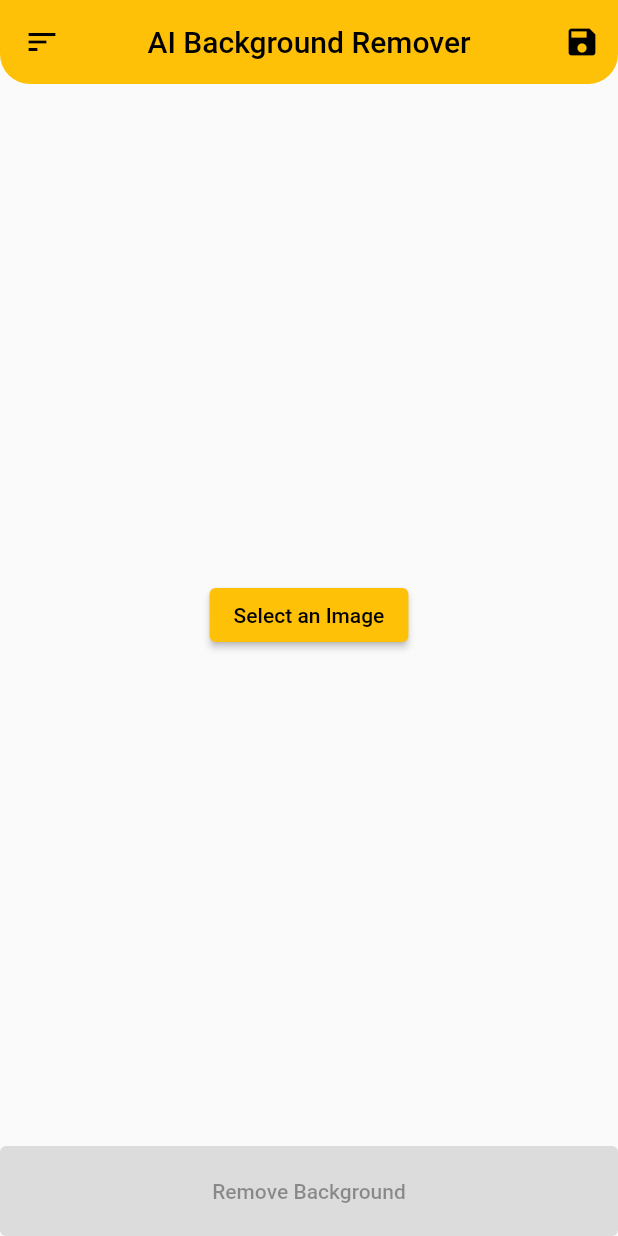
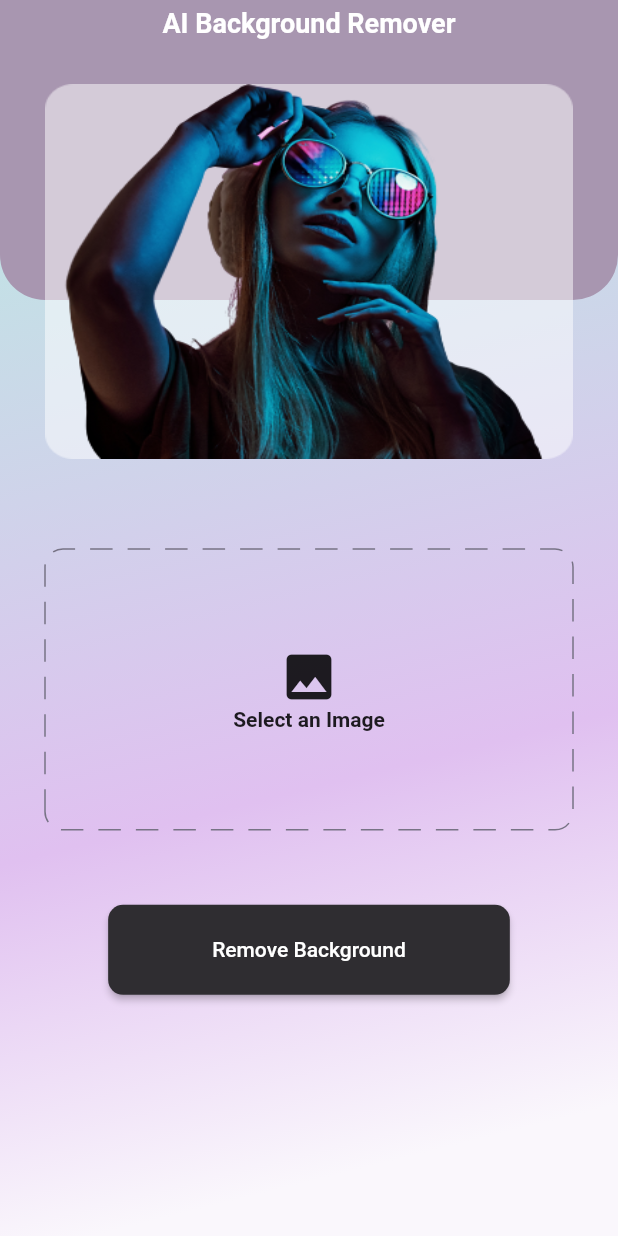
Before and after one commit to MariaNazir692/Background-Remover-App, a Flutter app: the screen it shows after launch, after a tap on "Select an Image", on a phone screen of 412 x 824 dp. Run offline on Flutter 3.47's test engine with Material 2 defaults, Android fonts, the phone set to English and light mode, and no system bars; drawn by our look-alikes of dotted_border; our stand-ins replace fluttertoast, image_gallery_saver, image_picker, permission_handler, share_plus.

Commit message:
Background Remover

```diff
--- a/lib/main.dart
+++ b/lib/main.dart
@@ -1,5 +1,6 @@
 import 'package:flutter/material.dart';
-import 'package:remove_bg/view/homescreen.dart';
+import 'package:remove_bg/utills/string.dart';
+import 'package:remove_bg/view/splash_screen.dart';
 
 void main() {
   runApp(const MyApp());
@@ -11,12 +12,12 @@ class MyApp extends StatelessWidget {
   @override
   Widget build(BuildContext context) {
     return MaterialApp(
-      title: 'Backgruond Remover',
+      title: appName,
       debugShowCheckedModeBanner: false,
       theme: ThemeData(
         primarySwatch: Colors.amber,
       ),
-     home: const HomeScreen(),
+     home: const SplashScreen(),
     );
   }
 }
--- a/lib/repository/api_url.dart
+++ b/lib/repository/api_url.dart
@@ -18,9 +18,6 @@ class ApiUrl{
       print("Failed to fatch");
       return null;
     }
-
-
-
   }
 
 }
--- /dev/null
+++ b/lib/utills/color.dart
@@ -0,0 +1,11 @@
+import 'package:flutter/material.dart';
+
+const Color firstGradientClr=Color.fromRGBO(193,227,229,1);
+const Color secondGradientClr=Color.fromRGBO(224,192,240,1);
+const Color thirdGradientClr=Color.fromRGBO(197,191,221,1);
+const Color forthGradientClr=Color.fromRGBO(250,247,252,1);
+const Color btn1Clr=Color.fromRGBO(47,45,49,1);
+const Color appBarClr=Color.fromRGBO(168,150,176,1);
+const Color borderClr=Color.fromRGBO(119,115,133,1);
+const Color btn2Clr=Color.fromRGBO(152,65,193,1);
+const Color circleClr=Color.fromRGBO(50,186,124,1);
--- /dev/null
+++ b/lib/utills/string.dart
@@ -0,0 +1,8 @@
+const appName="AI Background Remover";
+const  welcome="WELCOME";
+const toApp="To AI Background Remover";
+const removeBg="Remove Background";
+const selectImg="Select an Image";
+const bg_removed="Background Removed";
+const save= "Save to Gallery";
+const share= "Share Image";
--- /dev/null
+++ b/lib/view/home_screen.dart
@@ -0,0 +1,229 @@
+import 'dart:async';
+import 'dart:io';
+import 'package:dotted_border/dotted_border.dart';
+import 'package:flutter/foundation.dart';
+import 'package:flutter/material.dart';
+import 'package:fluttertoast/fluttertoast.dart';
+import 'package:image_picker/image_picker.dart';
+import 'package:remove_bg/utills/color.dart';
+import 'package:remove_bg/utills/string.dart';
+import 'package:remove_bg/view/result_screen.dart';
+
+import '../repository/api_url.dart';
+
+class HomePage extends StatefulWidget {
+  const HomePage({Key? key}) : super(key: key);
+
+  @override
+  State<HomePage> createState() => _HomePageState();
+}
+
+class _HomePageState extends State<HomePage> {
+  String imgPath = '';
+  Uint8List? image;
+  bool imgPicked = false;
+  bool isloading=false;
+
+  pickImg() async {
+    final img = await ImagePicker()
+        .pickImage(source: ImageSource.gallery, imageQuality: 100);
+    if (img != null) {
+      imgPath = img.path;
+      imgPicked = true;
+      setState(() {});
+    } else {
+      if (kDebugMode) {
+        print("Image not picked");
+      }
+    }
+  }
+
+  @override
+  void initState() {
+    super.initState();
+    Timer.periodic(const Duration(seconds: 3), (timer) {
+      final isLastindex = index == widgets.length - 1;
+      setState(() => index = isLastindex ? 0 : index + 1);
+    });
+  }
+
+  int index = 0;
+  final widgets = [
+    Image.asset(
+      "assets/images/pic.png",
+      width: double.infinity,
+      height: 250,
+      fit: BoxFit.fill,
+      key: const Key('1'),
+    ),
+    Image.asset(
+      "assets/images/img.png",
+      width: double.infinity,
+      height: 250,
+      fit: BoxFit.fill,
+      key: const Key('2'),
+    )
+  ];
+
+  @override
+  Widget build(BuildContext context) {
+    return SafeArea(
+      child: Scaffold(
+        body: Container(
+          width: double.infinity,
+          height: double.infinity,
+          decoration: const BoxDecoration(
+            gradient: LinearGradient(
+              begin: Alignment.topCenter,
+              end: Alignment.bottomRight,
+              colors: [firstGradientClr, secondGradientClr, forthGradientClr],
+              tileMode: TileMode.clamp,
+              stops: [
+                0.1,
+                0.6,
+                0.9,
+              ],
+            ),
+          ),
+          child: Column(
+            children: [
+              Stack(
+                children: [
+                  Container(
+                    width: double.infinity,
+                    height: 200,
+                    decoration: const BoxDecoration(
+                        color: appBarClr,
+                        borderRadius: BorderRadius.only(
+                            bottomRight: Radius.circular(30),
+                            bottomLeft: Radius.circular(30))),
+                  ),
+                  Column(
+                    children: [
+                      const SizedBox(
+                        height: 5,
+                      ),
+                      const Center(
+                          child: Text(
+                        appName,
+                        style: TextStyle(
+                            color: Colors.white,
+                            fontWeight: FontWeight.bold,
+                            fontSize: 18),
+                      )),
+                      Container(
+                        padding: const EdgeInsets.all(30.0),
+                        child: AnimatedSwitcher(
+                          switchOutCurve: Curves.decelerate,
+                          switchInCurve: Curves.decelerate,
+                          duration: const Duration(milliseconds: 2000),
+                          reverseDuration: const Duration(milliseconds: 1000),
+                          transitionBuilder: (child, animation) =>
+                              FadeTransition(
+                            opacity: animation,
+                            child: child,
+                          ),
+                          child: widgets[index],
+                        ),
+                      )
+                    ],
+                  )
+                ],
+              ),
+              InkWell(
+                onTap: () {
+                  pickImg();
+                },
+                child: imgPicked
+                    ? Container(
+                        padding: const EdgeInsets.symmetric(horizontal: 30),
+                        height: MediaQuery.of(context).size.height * 0.30,
+                        width: double.infinity,
+                        decoration: BoxDecoration(
+                            borderRadius: BorderRadius.circular(30)),
+                        child: ClipRRect(
+                            borderRadius: BorderRadius.circular(30),
+                            child: Image.file(
+                              File(imgPath),
+                              fit: BoxFit.fill,
+                            )),
+                      )
+                    : Container(
+                        padding: const EdgeInsets.all(30),
+                        height: MediaQuery.of(context).size.height * 0.30,
+                        width: double.infinity,
+                        child: DottedBorder(
+                          borderType: BorderType.RRect,
+                          radius: const Radius.circular(12),
+                          color: borderClr,
+                          dashPattern: const [15, 10],
+                          child: Center(
+                            child: Column(
+                              mainAxisAlignment: MainAxisAlignment.center,
+                              crossAxisAlignment: CrossAxisAlignment.center,
+                              children: const [
+                                Icon(
+                                  Icons.image,
+                                  size: 40,
+                                ),
+                                Text(
+                                  selectImg,
+                                  style: TextStyle(fontWeight: FontWeight.bold),
+                                )
+                              ],
+                            ),
+                          ),
+                        ),
+                      ),
+              ),
+              const SizedBox(
+                height: 20,
+              ),
+              ElevatedButton(
+                  onPressed: ()async{
+                    if(imgPath.isNotEmpty){
+                      setState(() {
+                        isloading = true;
+                      });
+                      image = await ApiUrl.removeBg(imgPath);
+                      if (image != null) {
+                        isloading = false;
+                        setState(() {});
+                        Navigator.push(
+                          context,
+                          MaterialPageRoute(
+                            builder: (context) => ResultScreen(image: image!),
+                          ),
+                        );
+                      }
+                    }else{
+                      Fluttertoast.showToast(
+                          msg: "Image not selected",
+                          toastLength: Toast.LENGTH_SHORT,
+                          gravity: ToastGravity.BOTTOM,
+                          timeInSecForIosWeb: 1,
+                          backgroundColor: Colors.black54,
+                          textColor: Colors.white,
+                          fontSize: 16.0
+                      );
+                    }
+                  },
+                  style: ElevatedButton.styleFrom(
+                      shape: RoundedRectangleBorder(
+                          borderRadius: BorderRadius.circular(10)),
+                      backgroundColor: btn1Clr,
+                      fixedSize:
+                          Size(MediaQuery.of(context).size.width * 0.65, 60)),
+                  child:isloading ? const CircularProgressIndicator(color: Colors.white,): const Text(
+                    removeBg,
+                    style: TextStyle(
+                      color: Colors.white,
+                    ),
+                  ))
+            ],
+          ),
+        ),
+      ),
+    );
+  }
+}
--- a/lib/view/homescreen.dart
+++ /dev/null
@@ -1,124 +0,0 @@
-import 'dart:io';
-import 'dart:typed_data';
-
-import 'package:flutter/material.dart';
-import 'package:fluttertoast/fluttertoast.dart';
-import 'package:image_gallery_saver/image_gallery_saver.dart';
-import 'package:image_picker/image_picker.dart';
-import 'package:remove_bg/repository/api_url.dart';
-
-class HomeScreen extends StatefulWidget {
-  const HomeScreen({Key? key}) : super(key: key);
-
-  @override
-  State<HomeScreen> createState() => _HomeScreenState();
-}
-
-class _HomeScreenState extends State<HomeScreen> {
-
-  var loaded=false;
-  var removebg=false;
-  var isloading=false;
-
-  String imgPath='';
-  Uint8List? image;
-
-   pickImg()async{
-     final img=await ImagePicker().pickImage(source: ImageSource.gallery, imageQuality: 100);
-
-     if(img!=null){
-       imgPath=img.path;
-       loaded=true;
-       setState(() {});
-     }else{
-
-     }
-  }
-
-
-  Future<void> _saveImage() async {
-    final result = await ImageGallerySaver.saveImage(image!);
-    Fluttertoast.showToast(
-        msg: "Image is Saved to Gallery",
-        toastLength: Toast.LENGTH_SHORT,
-        gravity: ToastGravity.BOTTOM,
-        timeInSecForIosWeb: 1,
-        backgroundColor: Colors.black54,
-        textColor: Colors.white,
-        fontSize: 16.0
-    );
-    // Navigator.pop(context);
-  }
-
-
-  @override
-  Widget build(BuildContext context) {
-    return Scaffold(
-      appBar: AppBar(
-        actions: [
-          IconButton(
-            onPressed: (){
-              if(image==null){
-                Fluttertoast.showToast(
-                    msg: "Image is empty",
-                    toastLength: Toast.LENGTH_SHORT,
-                    gravity: ToastGravity.BOTTOM,
-                    timeInSecForIosWeb: 1,
-                    backgroundColor: Colors.black54,
-                    textColor: Colors.white,
-                    fontSize: 16.0
-                );
-              }else{
-                _saveImage();
-              }
-            },
-            icon: const Icon(Icons.save),
-          )
-        ],
-        leading: const Icon(Icons.sort),
-        title: const Text(
-          "AI Background Remover",
-        ),
-        centerTitle: true,
-        elevation: 0,
-        shape: const RoundedRectangleBorder(
-            borderRadius: BorderRadius.only(
-                bottomLeft: Radius.circular(20),
-                bottomRight: Radius.circular(20))),
-      ),
-      body: Center(
-      child: removebg? Image.memory(image!): loaded ?Container(
-            height: MediaQuery.of(context).size.height*0.70,
-            child: GestureDetector(
-                onTap: (){
-                  pickImg();
-                },
-                child: Image.file(File(imgPath))),
-          ):ElevatedButton(onPressed: () {
-            pickImg();
-          }, child: const Text("Select an Image")),
-
-      ),
-      bottomNavigationBar:  SizedBox(
-          width: double.infinity,
-          height: 60,
-          child: ElevatedButton(
-            onPressed: loaded?()async {
-
-              setState(() {
-                isloading=true;
-              });
-
-              image=await ApiUrl.removeBg(imgPath);
-              if(image!=null){
-                removebg=true;
-                isloading=false;
-                setState(() {});
-              }
-            }:null,
-            child: isloading ? CircularProgressIndicator(color: Colors.white,): Text("Remove Background"),
-
-          )),
-    );
-  }
-}
--- /dev/null
+++ b/lib/view/splash_screen.dart
@@ -0,0 +1,115 @@
+import 'dart:async';
+
+import 'package:flutter/material.dart';
+import 'package:remove_bg/utills/string.dart';
+import 'package:remove_bg/view/home_screen.dart';
+
+
+
+class SplashScreen extends StatefulWidget {
+  const SplashScreen({Key? key}) : super(key: key);
+
+  @override
+  State<SplashScreen> createState() => _SplashScreenState();
+}
+
+class _SplashScreenState extends State<SplashScreen> with SingleTickerProviderStateMixin {
+  late AnimationController _animationController;
+  late Animation<double> _fadeAnimation;
+
+  @override
+  void initState() {
+    super.initState();
+    _animationController = AnimationController(
+      vsync: this,
+      duration: const Duration(seconds: 2),
+    );
+    _fadeAnimation = Tween<double>(begin: 0, end: 1).animate(_animationController);
+    _animationController.forward();
+
+    Future.delayed(const Duration(seconds: 4), () {
+      Navigator.of(context).pushReplacement(
+        MaterialPageRoute(builder: (context) => const HomePage()),
+      );
+    });
+  }
+
+  @override
+  void dispose() {
+    _animationController.dispose();
+    super.dispose();
+  }
+
+  @override
+  Widget build(BuildContext context) {
+    return Scaffold(
+      body: AnimatedSwitcher(
+        duration: const Duration(milliseconds: 500),
+        child: SizeTransition(
+          sizeFactor: _fadeAnimation,
+          child: Column(
+            key: const ValueKey<int>(1),
+            children: [
+              Expanded(
+                flex: 2,
+                child: Image.asset("assets/images/cup.png"),
+              ),
+              Expanded(
+                child: Container(
+                  width: double.infinity,
+                  decoration: const BoxDecoration(
+                    gradient: LinearGradient(
+                      colors: [
+                        Color.fromRGBO(127, 76, 153, 1),
+                        Color.fromRGBO(56, 52, 58, 1)
+                      ],
+                      begin: Alignment.topCenter,
+                      end: Alignment.bottomCenter,
+                    ),
+                  ),
+                  child: Stack(
+                    clipBehavior: Clip.none,
+                    alignment: Alignment.topCenter,
+                    children: [
+                      const Positioned(
+                        top: -50,
+                        child: CircleAvatar(
+                          backgroundColor: Colors.white,
+                          radius: 40,
+                          child: Text(
+                            "Logo",
+                            style: TextStyle(
+                              color: Color.fromRGBO(127, 76, 153, 1),
+                              fontWeight: FontWeight.bold,
+                            ),
+                          ),
+                        ),
+                      ),
+                      Column(
+                        children: const [
+                          SizedBox(height: 30,),
+                          Text(
+                            welcome,
+                            style: TextStyle(
+                              color: Colors.white,
+                              fontWeight: FontWeight.bold,
+                              fontSize: 35,
+                            ),
+                          ),
+                          Text(
+                            toApp,
+                            style: TextStyle(color: Colors.white, fontSize: 12),
+                          )
+                        ],
+                      ),
+                    ],
+                  ),
+                ),
+              ),
+            ],
+          ),
+        ),
+      ),
+    );
+  }
+}
```
Also changed, not shown: lib/view/result_screen.dart (added, +158 -0 lines), pubspec.yaml (+4 -3 lines), assets/images/cup.png (added), assets/images/done.png (added), assets/images/img.png (added), assets/images/pic.png (added), pubspec.lock, 5 other files.
